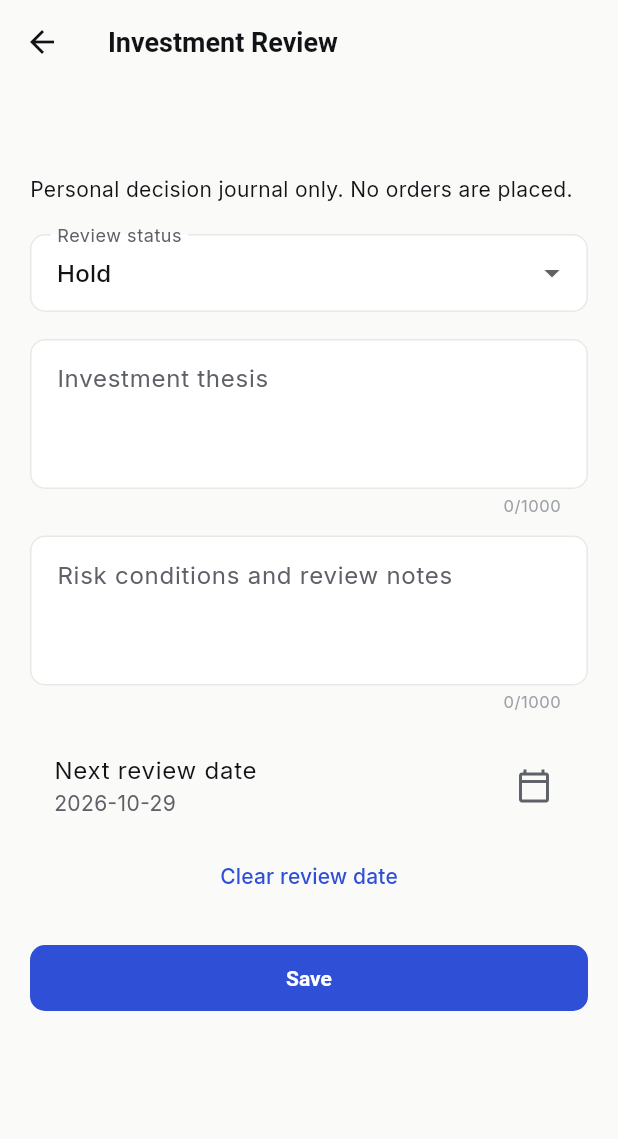
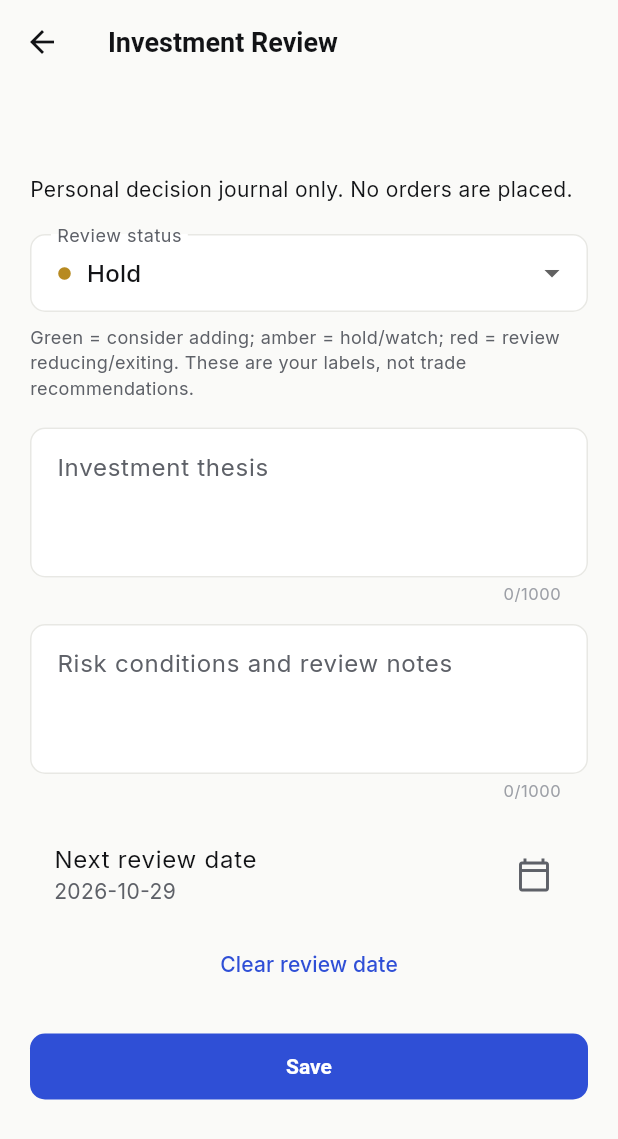
Before and after one commit to wynnteo/huatlui, a Flutter app: the InvestmentReviewEditor screen opened directly with empty values, on a phone screen of 412 x 824 dp. Shown: the top 1139 px of the screen. Run offline on Flutter 3.47's test engine with Material 3 defaults, Android fonts, the phone set to English and light mode, and no system bars; our stand-ins replace file_picker, google_fonts, hive_flutter, local_auth, package_info_plus, shared_preferences; accounts and stored records are empty; network calls fail.

Commit message:
Add accessible color cues for investment review statuses

```diff
--- a/lib/screens/investment_review_editor.dart
+++ b/lib/screens/investment_review_editor.dart
@@ -10,6 +10,23 @@ String reviewStatusLabel(InvestmentReviewStatus status, bool zh) {
     case InvestmentReviewStatus.addCandidate: return zh ? '考虑加仓' : 'Add Candidate';
     case InvestmentReviewStatus.reduceReview: return zh ? '考虑减仓' : 'Reduce Review';
     case InvestmentReviewStatus.exitReview: return zh ? '考虑退出' : 'Exit Review';
+  }
+}
+
+/// Color meanings are review priorities, NOT automated trade instructions.
+/// Green: potential addition; yellow/amber: observe/hold; red: review reduction/exit.
+Color reviewStatusColor(InvestmentReviewStatus status) {
+  switch (status) {
+    case InvestmentReviewStatus.addCandidate:
+      return const Color(0xFF238A61);
+    case InvestmentReviewStatus.hold:
+      return const Color(0xFFB78A21);
+    case InvestmentReviewStatus.watch:
+      return const Color(0xFFB78A21);
+    case InvestmentReviewStatus.reduceReview:
+      return const Color(0xFFC34D4D);
+    case InvestmentReviewStatus.exitReview:
+      return const Color(0xFFC34D4D);
   }
 }
 
@@ -73,12 +90,21 @@ class _InvestmentReviewEditorState extends State<InvestmentReviewEditor> {
             items: [
               for (final status in InvestmentReviewStatus.values)
                 DropdownMenuItem(value: status,
-                  child: Text(reviewStatusLabel(status, zh))),
+                  child: Row(mainAxisSize: MainAxisSize.min, children: [
+                    Icon(Icons.circle, size: 10, color: reviewStatusColor(status)),
+                    const SizedBox(width: 10),
+                    Text(reviewStatusLabel(status, zh)),
+                  ])),
             ],
             onChanged: (next) {
               if (next != null) setState(() => _status = next);
             },
           ),
+          const SizedBox(height: 8),
+          Text(zh
+            ? '绿色 = 考虑加仓；黄色 = 持有或观察；红色 = 考虑减仓或退出。仅为你设置的状态，不构成交易建议。'
+            : 'Green = consider adding; amber = hold/watch; red = review reducing/exiting. These are your labels, not trade recommendations.',
+            style: TextStyle(fontSize: 12, color: Theme.of(context).colorScheme.onSurfaceVariant)),
           const SizedBox(height: 18),
           TextField(
             controller: _thesis,
```
